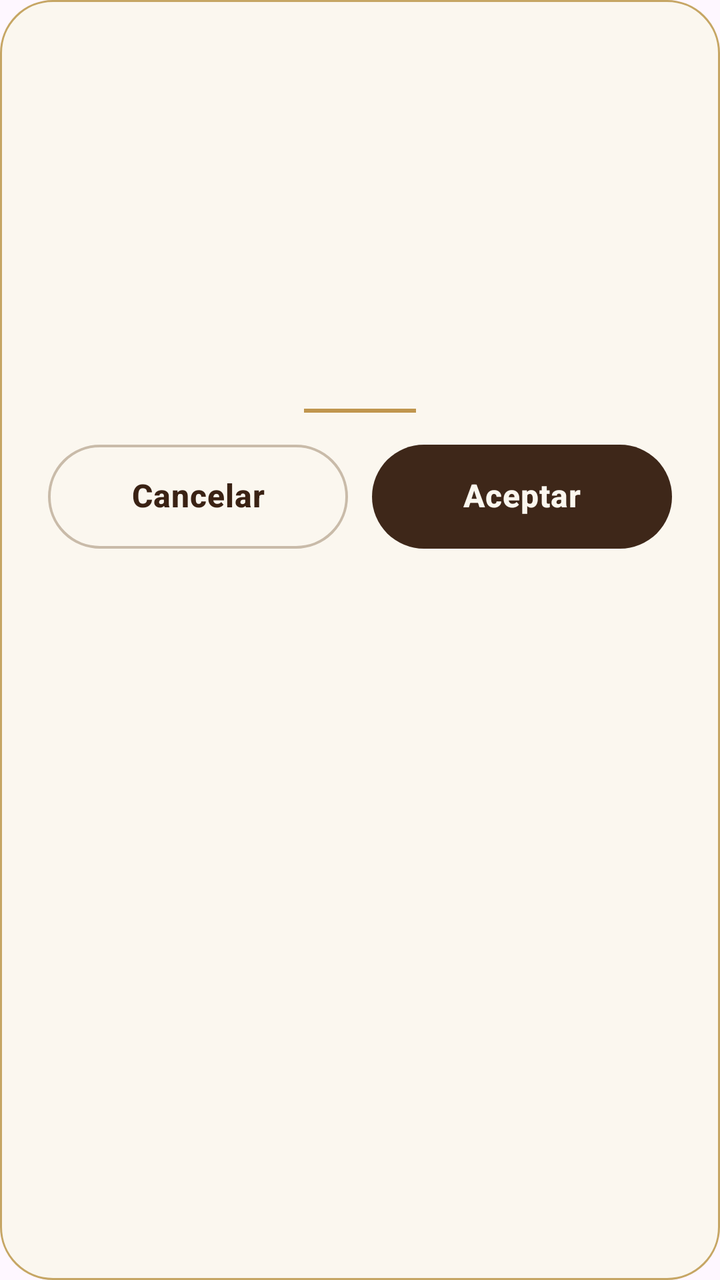
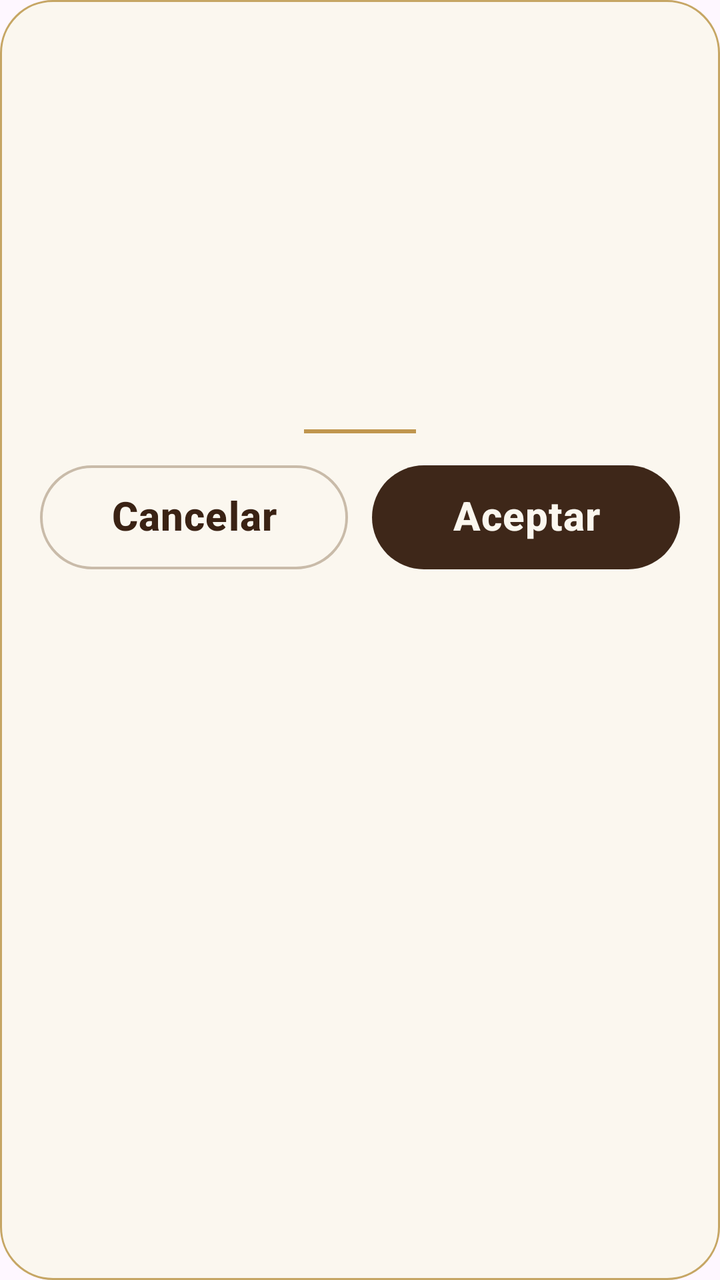

Two renders of the same Android screen: before a commit and after it. Below are the layout's source before the change and the commit's diff.
<!-- AndroidManifest.xml: application theme Theme.WolopWallet -->
<!-- res/layout/dialog_app.xml -->
<?xml version="1.0" encoding="utf-8"?>
<LinearLayout xmlns:android="http://schemas.android.com/apk/res/android"
    xmlns:app="http://schemas.android.com/apk/res-auto"
    android:layout_width="match_parent"
    android:layout_height="wrap_content"
    android:background="@drawable/bg_dialog_app"
    android:gravity="center_horizontal"
    android:orientation="vertical"
    android:paddingStart="24dp"
    android:paddingTop="26dp"
    android:paddingEnd="24dp"
    android:paddingBottom="22dp">

    <FrameLayout
        android:layout_width="84dp"
        android:layout_height="84dp">

        <ImageView
            android:id="@+id/imgIconDialog"
            android:layout_width="match_parent"
            android:layout_height="match_parent"
            android:contentDescription="@null"
            android:scaleType="fitCenter" />

        <com.wolop.wallet.ui.dialogs.GifLoadingView
            android:id="@+id/gifIconoCarga"
            android:layout_width="match_parent"
            android:layout_height="match_parent"
            android:contentDescription="Cargando"
            android:visibility="gone" />
    </FrameLayout>

    <TextView
        android:id="@+id/txtTituloDialog"
        android:layout_width="wrap_content"
        android:layout_height="wrap_content"
        android:layout_marginTop="14dp"
        android:fontFamily="serif"
        android:gravity="center"
        android:includeFontPadding="false"
        android:textColor="#3A2214"
        android:textSize="27sp"
        android:textStyle="bold" />

    <TextView
        android:id="@+id/txtMensajeDialog"
        android:layout_width="wrap_content"
        android:layout_height="wrap_content"
        android:layout_marginTop="10dp"
        android:fontFamily="sans-serif"
        android:gravity="center"
        android:lineSpacingExtra="4dp"
        android:textColor="#6E5E51"
        android:textSize="17sp" />

    <View
        android:id="@+id/dividerDialog"
        android:layout_width="56dp"
        android:layout_height="2dp"
        android:layout_marginTop="16dp"
        android:background="#C0964E" />

    <LinearLayout
        android:id="@+id/botonesDialog"
        android:layout_width="match_parent"
        android:layout_height="wrap_content"
        android:layout_marginTop="16dp"
        android:orientation="horizontal">

        <Button
            android:id="@+id/btnNegativeDialog"
            android:layout_width="0dp"
            android:layout_height="52dp"
            android:layout_weight="1"
            android:background="@drawable/bg_dialog_button_secondary"
            app:backgroundTint="@null"
            android:fontFamily="sans-serif-medium"
            android:gravity="center"
            android:includeFontPadding="false"
            android:letterSpacing="0.02"
            android:text="Cancelar"
            android:textAllCaps="false"
            android:textColor="#3A2214"
            android:textSize="16sp"
            android:textStyle="bold" />

        <View
            android:id="@+id/separadorBotones"
            android:layout_width="12dp"
            android:layout_height="1dp" />

        <Button
            android:id="@+id/btnPositiveDialog"
            android:layout_width="0dp"
            android:layout_height="52dp"
            android:layout_weight="1"
            android:background="@drawable/bg_dialog_button_primary"
            app:backgroundTint="@null"
            android:fontFamily="sans-serif-medium"
            android:gravity="center"
            android:includeFontPadding="false"
            android:letterSpacing="0.02"
            android:text="Aceptar"
            android:textAllCaps="false"
            android:textColor="#FBF7EF"
            android:textSize="16sp"
            android:textStyle="bold" />
    </LinearLayout>
</LinearLayout>
<!-- resources referenced by this layout -->
<resources>
  <!-- drawable bg_dialog_app (drawable) -->
  <shape xmlns:android="http://schemas.android.com/apk/res/android"
      android:shape="rectangle">
      <solid android:color="#FBF7EF" />
      <stroke
          android:width="1dp"
          android:color="#C6A664" />
      <corners android:radius="26dp" />
  </shape>
  <!-- drawable bg_dialog_button_primary (drawable) -->
  <shape xmlns:android="http://schemas.android.com/apk/res/android"
      android:shape="rectangle">
      <solid android:color="#3E2719" />
      <corners android:radius="999dp" />
  </shape>
  <!-- drawable bg_dialog_button_secondary (drawable) -->
  <shape xmlns:android="http://schemas.android.com/apk/res/android"
      android:shape="rectangle">
      <solid android:color="#FBF7EF" />
      <stroke
          android:width="1.2dp"
          android:color="#C9BBA9" />
      <corners android:radius="999dp" />
  </shape>
  <style name="Theme.WolopWallet" parent="Base.Theme.WolopWallet" />
  <style name="Base.Theme.WolopWallet" parent="Theme.Material3.DayNight.NoActionBar">
          
          
      </style>
</resources>

<!-- the commit's change to res/layout/dialog_app.xml (unified diff, before → after) -->
@@ -6,9 +6,9 @@
     android:background="@drawable/bg_dialog_app"
     android:gravity="center_horizontal"
     android:orientation="vertical"
-    android:paddingStart="24dp"
+    android:paddingStart="20dp"
     android:paddingTop="26dp"
-    android:paddingEnd="24dp"
+    android:paddingEnd="20dp"
     android:paddingBottom="22dp">
 
     <FrameLayout
@@ -39,7 +39,7 @@
         android:gravity="center"
         android:includeFontPadding="false"
         android:textColor="#3A2214"
-        android:textSize="27sp"
+        android:textSize="31sp"
         android:textStyle="bold" />
 
     <TextView
@@ -51,7 +51,7 @@
         android:gravity="center"
         android:lineSpacingExtra="4dp"
         android:textColor="#6E5E51"
-        android:textSize="17sp" />
+        android:textSize="21sp" />
 
     <View
         android:id="@+id/dividerDialog"
@@ -81,7 +81,7 @@
             android:text="Cancelar"
             android:textAllCaps="false"
             android:textColor="#3A2214"
-            android:textSize="16sp"
+            android:textSize="20sp"
             android:textStyle="bold" />
 
         <View
@@ -103,7 +103,7 @@
             android:text="Aceptar"
             android:textAllCaps="false"
             android:textColor="#FBF7EF"
-            android:textSize="16sp"
+            android:textSize="20sp"
             android:textStyle="bold" />
     </LinearLayout>
 </LinearLayout>
